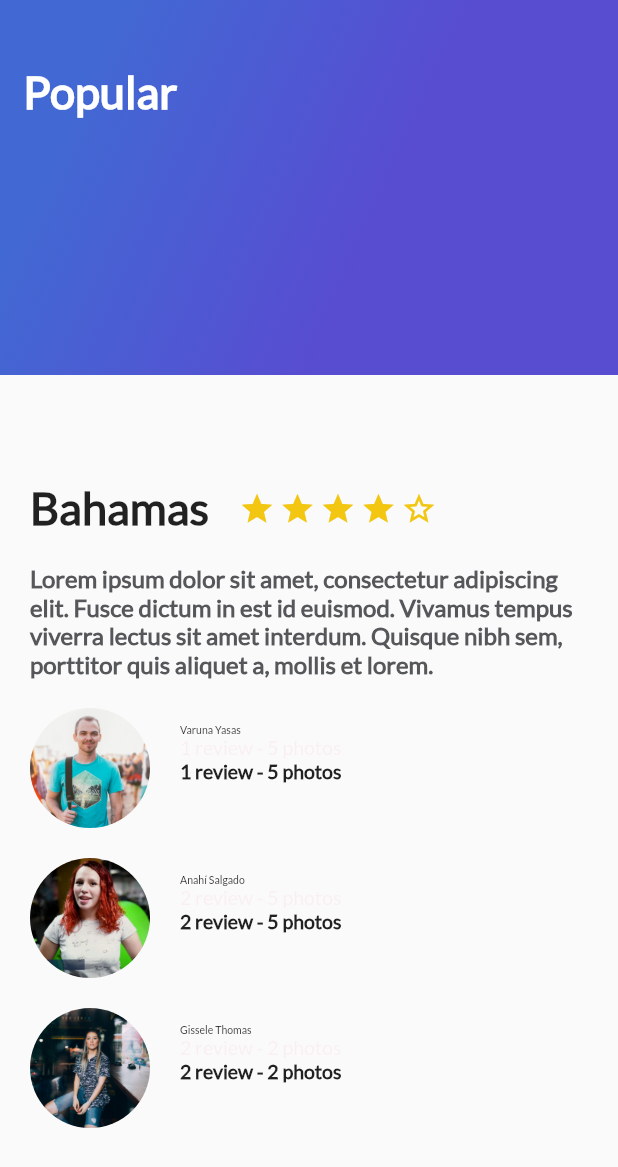
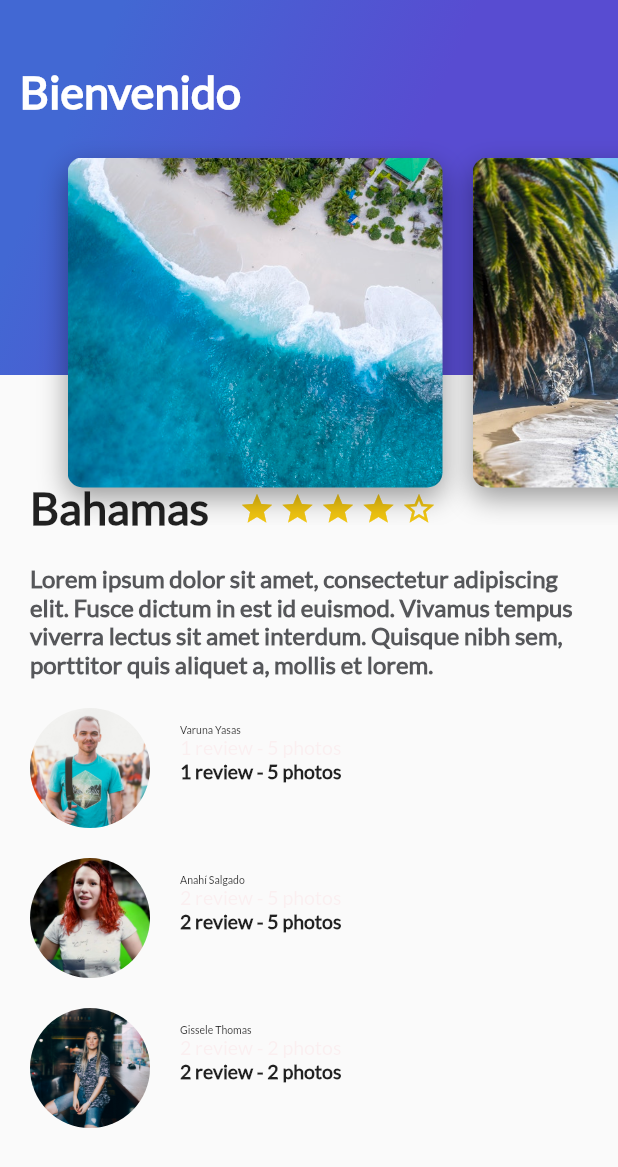
Before and after one commit to cristianiniguez/curso_flutter, a Flutter app: the screen it shows after launch, on a phone screen of 412 x 824 dp. Shown: the top 1167 px of the screen. Run offline on Flutter 3.47's test engine with Material 2 defaults, Android fonts, the phone set to English and light mode, and no system bars.

Commit message:
widgets sin estado en flutter: widget ListView

```diff
--- /dev/null
+++ b/lib/card_image_list.dart
@@ -0,0 +1,23 @@
+import 'package:flutter/material.dart';
+import 'card_image.dart';
+
+class CardImageList extends StatelessWidget {
+  @override
+  Widget build(BuildContext context) {
+    return Container(
+      height: 350.0,
+      child: ListView(
+        padding: EdgeInsets.all(25.0),
+        scrollDirection: Axis.horizontal,
+        children: [
+          CardImage("assets/img/beach.jpeg"),
+          CardImage("assets/img/beach_palm.jpeg"),
+          CardImage("assets/img/mountain.jpeg"),
+          CardImage("assets/img/mountain_stars.jpeg"),
+          CardImage("assets/img/river.jpeg"),
+          CardImage("assets/img/sunset.jpeg"),
+        ],
+      ),
+    );
+  }
+}
--- /dev/null
+++ b/lib/header_app_bar.dart
@@ -0,0 +1,12 @@
+import 'package:flutter/material.dart';
+import 'gradient_back.dart';
+import 'card_image_list.dart';
+
+class HeaderAppBar extends StatelessWidget {
+  @override
+  Widget build(BuildContext context) {
+    return Stack(
+      children: [GradientBack("Bienvenido"), CardImageList()],
+    );
+  }
+}
--- a/lib/main.dart
+++ b/lib/main.dart
@@ -2,7 +2,7 @@ import 'package:flutter/material.dart';
 import 'package:flutter/services.dart';
 import 'review_list.dart';
 import 'description_place.dart';
-import 'gradient_back.dart';
+import 'header_app_bar.dart';
 
 void main() {
   SystemChrome.setSystemUIOverlayStyle(
@@ -31,7 +31,7 @@ class MyApp extends StatelessWidget {
                 ReviewList()
               ],
             ),
-            GradientBack("Popular")
+            HeaderAppBar()
           ],
         ),
       ),
```
